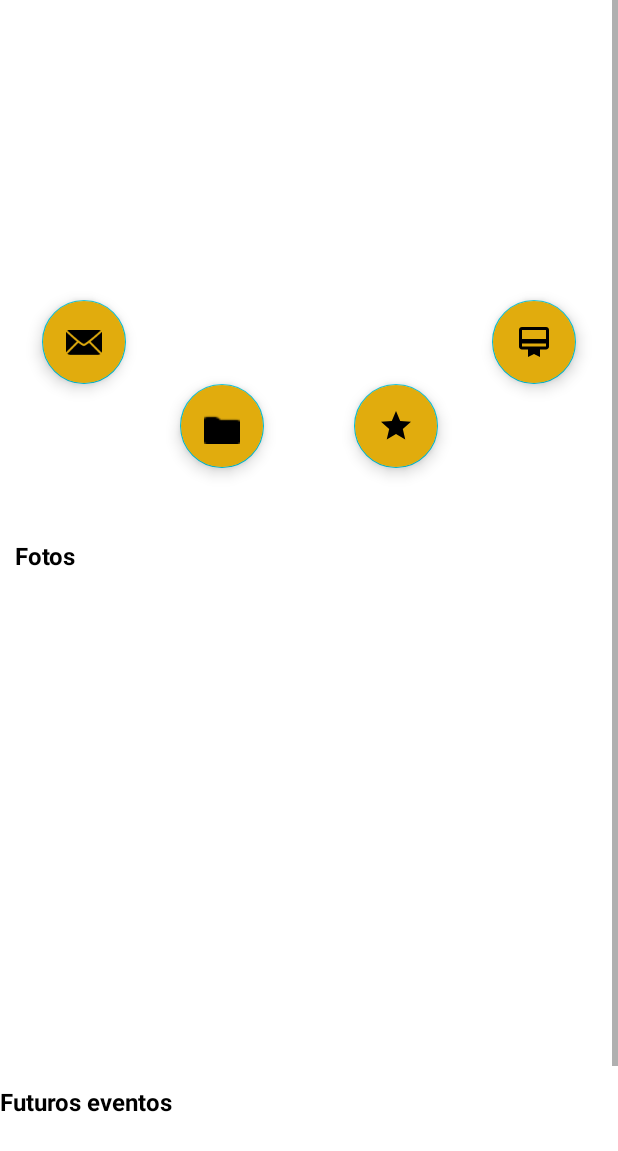
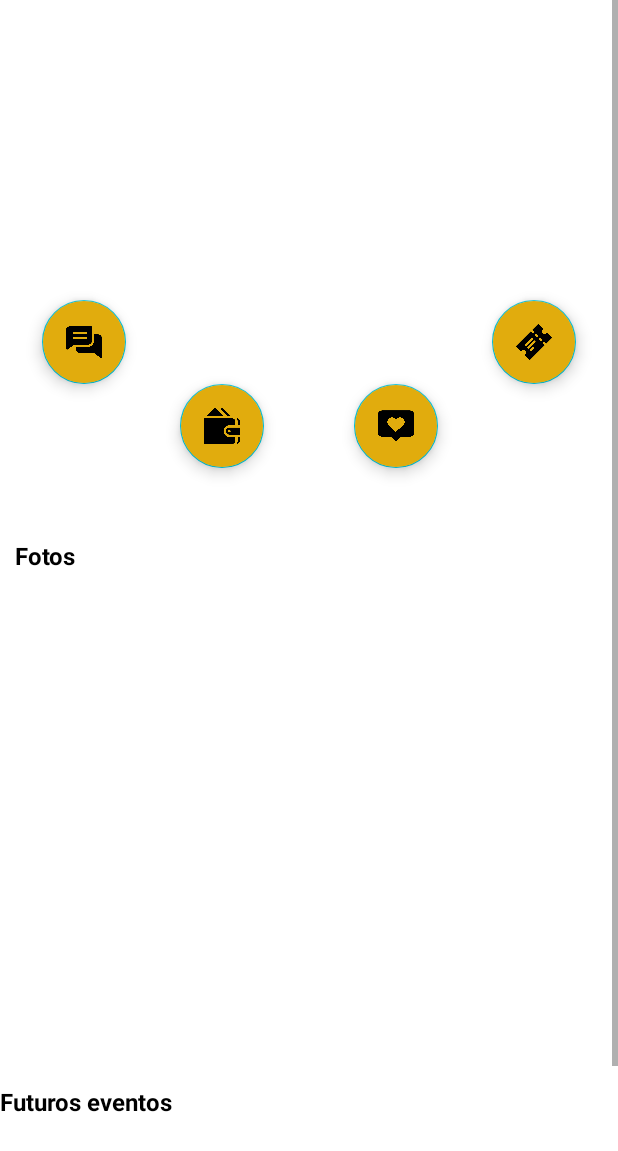
Before and after one commit to pablonoriega/AppDiscometro, an Android app: the PerfilDiscoActivity screen opened directly, with no data from a screen before it, on a phone screen of 412 x 824 dp. Shown: the top 1151 px of the screen. Run offline under Robolectric (Android 15) with nearby library versions, the phone set to English and light mode, and no system bars; our stand-ins replace Firebase (no records; nobody signed in at launch, a user with empty details on screens opened directly); 6 statements that could not run were skipped.

Commit message:
layout perfil disco

```diff
--- a/app/src/main/res/layout/activity_perfil_disco.xml
+++ b/app/src/main/res/layout/activity_perfil_disco.xml
@@ -42,7 +42,7 @@
             app:backgroundTint="#00BCD4"
             app:layout_constraintStart_toStartOf="parent"
             app:layout_constraintTop_toTopOf="parent"
-            app:srcCompat="@android:drawable/ic_dialog_email"
+            app:srcCompat="@drawable/charlando"
             tools:ignore="SpeakableTextPresentCheck" />
 
         <com.google.android.material.floatingactionbutton.FloatingActionButton
@@ -56,7 +56,7 @@
             app:backgroundTint="#00BCD4"
             app:layout_constraintStart_toStartOf="parent"
             app:layout_constraintTop_toBottomOf="@+id/FAB_discoprofile_message"
-            app:srcCompat="@android:drawable/sym_contact_card"
+            app:srcCompat="@drawable/cartera"
             tools:ignore="SpeakableTextPresentCheck" />
 
         <com.google.android.material.floatingactionbutton.FloatingActionButton
@@ -70,7 +70,7 @@
             app:backgroundTint="#00BCD4"
             app:layout_constraintEnd_toEndOf="parent"
             app:layout_constraintTop_toBottomOf="@+id/FAB_discoprofile_subscribe"
-            app:srcCompat="@drawable/ic_star"
+            app:srcCompat="@drawable/heart"
             tools:ignore="SpeakableTextPresentCheck" />
 
         <com.google.android.material.floatingactionbutton.FloatingActionButton
@@ -83,9 +83,10 @@
             android:clickable="true"
             android:onClick="añadirSuscripción"
             app:backgroundTint="#00BCD4"
+            app:fabSize="normal"
             app:layout_constraintEnd_toEndOf="parent"
             app:layout_constraintTop_toTopOf="parent"
-            app:srcCompat="@drawable/ic_card"
+            app:srcCompat="@drawable/billete"
             tools:ignore="SpeakableTextPresentCheck" />
 
         <TextView
```
Also changed, not shown: app/src/main/res/drawable/billete.png (added), app/src/main/res/drawable/boleto_2.png (added), app/src/main/res/drawable/cartera.png (added), app/src/main/res/drawable/charlando.png (added), app/src/main/res/drawable/heart.png (added), app/src/main/res/drawable/pase_vip.png (added), app/src/main/res/drawable/tarjetas.png (added), app/src/main/res/drawable/vip.png (added).
